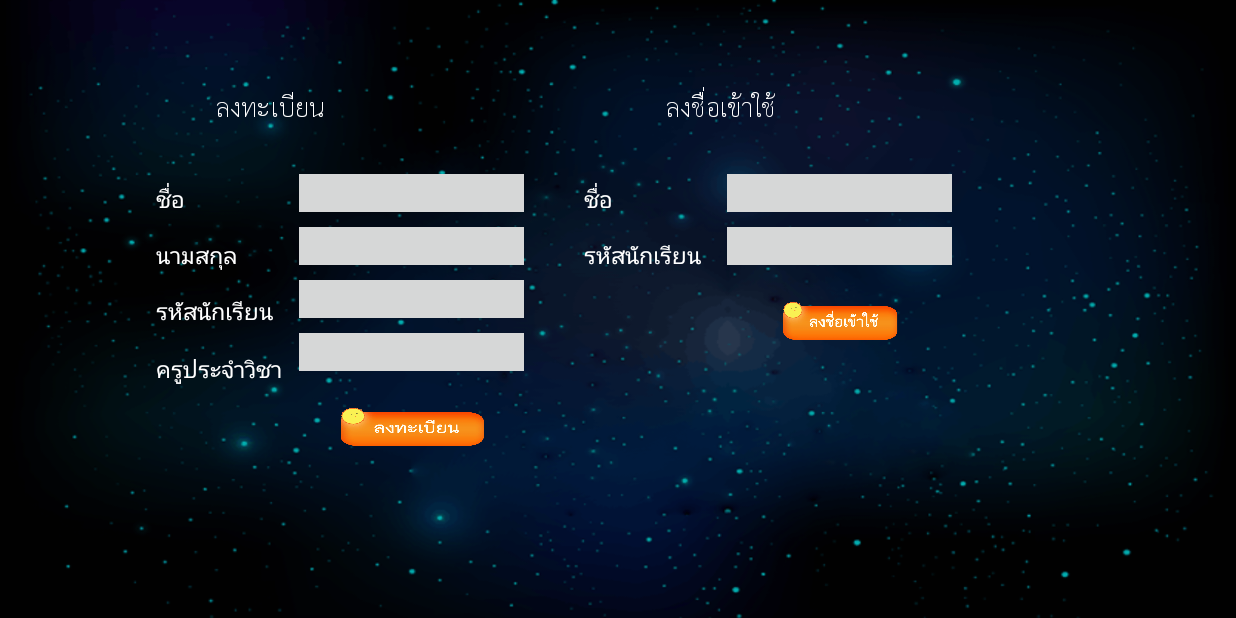
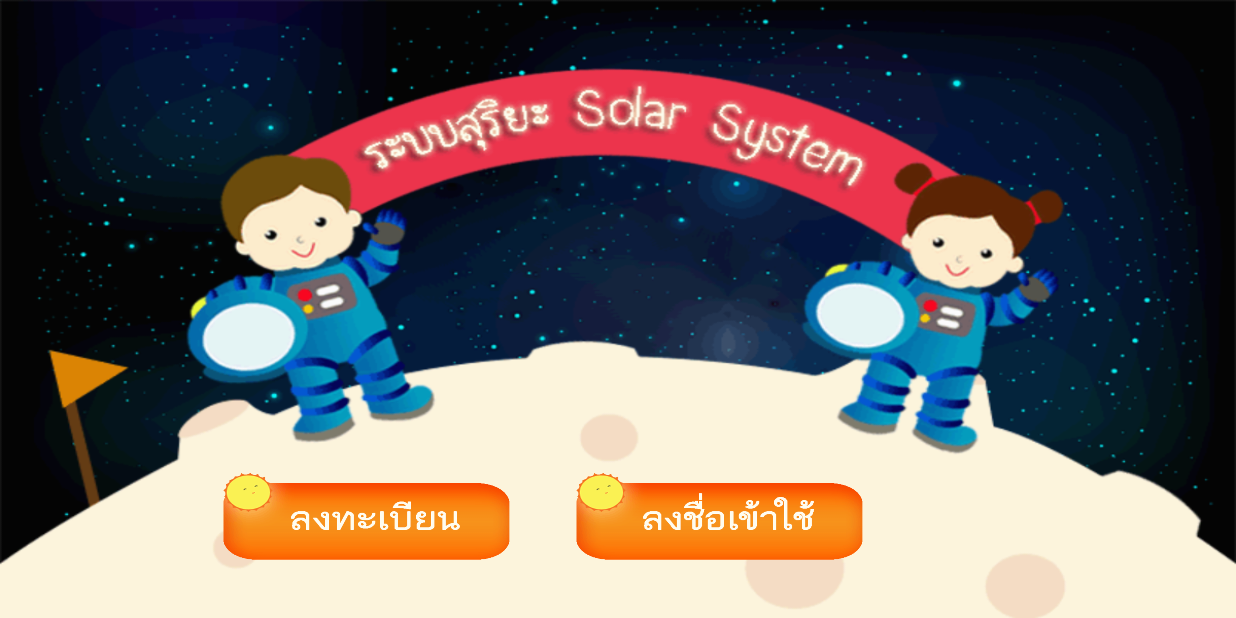
Before and after one commit to AohParadee/SolarSystem, an Android app: the screen it shows after launch (MainActivity), on a phone screen of 824 x 412 dp (held sideways). Run offline under Robolectric (Android 15) with nearby library versions, the phone set to English and light mode, and no system bars.

Commit message:
แยกหน้า Signin and Login ออกมาจากหน้า Main

```diff
--- a/app/src/main/AndroidManifest.xml
+++ b/app/src/main/AndroidManifest.xml
@@ -29,7 +29,8 @@
         <activity
             android:name=".LoginActivity"
             android:screenOrientation="landscape" />
-        <activity android:name=".MenuActivity"></activity>
+        <activity android:name=".MenuActivity" />
+        <activity android:name=".SignUpActivity" />
     </application>
 
 </manifest>
--- a/app/src/main/java/com/example/aoh/solarsystem/MainActivity.java
+++ b/app/src/main/java/com/example/aoh/solarsystem/MainActivity.java
@@ -8,7 +8,6 @@ import android.view.View;
 import android.view.Window;
 import android.widget.EditText;
 import android.widget.TextView;
-import android.widget.Toast;
 
 public class MainActivity extends AppCompatActivity {
 
@@ -18,66 +17,17 @@ public class MainActivity extends AppCompatActivity {
         requestWindowFeature(Window.FEATURE_NO_TITLE);
         setContentView(R.layout.activity_main);
 
-        //Set font
-        Typeface myFont = Typeface.createFromAsset(getAssets(), "THSarabunNew.ttf");
-        TextView mySignin = (TextView) findViewById(R.id.signinText);
-        TextView myLogin = (TextView) findViewById(R.id.loginText);
-        TextView myName = (TextView) findViewById(R.id.name);
-        TextView mySurname = (TextView) findViewById(R.id.surname);
-        TextView myStudentCode = (TextView) findViewById(R.id.studentCode);
-        TextView myTeacherName = (TextView) findViewById(R.id.teacherName);
-        TextView mySigninOk = (TextView) findViewById(R.id.signinOk);
-        TextView myLoginOk = (TextView) findViewById(R.id.loginOk);
-
-        mySignin.setTypeface(myFont);
-        myLogin.setTypeface(myFont);
-        //End set font
-
+        MyAlert myAlert = new MyAlert();
+        myAlert.myDialog(this,"นี่คือ My Alert", "เรายังอยู่นะ");
 
     }//main method
 
     public void clickSignUpMain(View view) {
-        startActivity(new Intent(MainActivity.this, SignUp.class));
+        startActivity(new Intent(MainActivity.this, SignUpActivity.class));
+    }
+
+    public void clickLoginMain(View view) {
+        startActivity(new Intent(MainActivity.this, LoginActivity.class));
     }
 
 }//main class
-
-class SignUp extends AppCompatActivity {
-
-    //Explicit SignUp
-    private EditText editText, editText2, editText3, editText4;
-    private String nameString, surnameString, studentCodeString, teacherString;
-
-    @Override
-    protected void onCreate(Bundle savedInstanceState) {
-        super.onCreate(savedInstanceState);
-        setContentView(R.layout.activity_main);
-
-        //Bind Widget SignUp
-        editText = (EditText) findViewById(R.id.editText);
-        editText2 = (EditText) findViewById(R.id.editText2);
-        editText3 = (EditText) findViewById(R.id.editText3);
-        editText4 = (EditText) findViewById(R.id.editText4);
-        //End Bind Widget
-
-    public void clickSignUp(View view) {
-
-        //Get Value from Edit Text
-        nameString = editText.getText().toString().trim();
-        surnameString = editText2.getText().toString().trim();
-        studentCodeString = editText3.getText().toString().trim();
-        teacherString = editText4.getText().toString().trim();
-
-        //Check Space
-        if (nameString.equals("") || surnameString.equals("") || studentCodeString.equals("") || teacherString.equals("")) {
-
-            MyAlert myAlert = new MyAlert();
-            myAlert.myDialog(this, "มีช่องว่าง", "กรุณากรอกทุกช่องค่ะ");
-
-        }//if
-
-    }//clickSignUp
-
-}
-
-}//SignUp
--- a/app/src/main/java/com/example/aoh/solarsystem/MenuActivity.java
+++ b/app/src/main/java/com/example/aoh/solarsystem/MenuActivity.java
@@ -9,5 +9,7 @@ public class MenuActivity extends AppCompatActivity {
     protected void onCreate(Bundle savedInstanceState) {
         super.onCreate(savedInstanceState);
         setContentView(R.layout.activity_menu);
-    }
-}
+    }//main method
+
+
+}//main class
--- a/app/src/main/java/com/example/aoh/solarsystem/MyAlert.java
+++ b/app/src/main/java/com/example/aoh/solarsystem/MyAlert.java
@@ -17,7 +17,7 @@ public class MyAlert {
         builder.setCancelable(false);
         builder.setTitle(strTitle);
         builder.setMessage(strMessage);
-        builder.setPositiveButton("เข้าใจแล้ว", new DialogInterface.OnClickListener() {
+        builder.setPositiveButton("OK", new DialogInterface.OnClickListener() {
             @Override
             public void onClick(DialogInterface dialogInterface, int i) {
                 dialogInterface.dismiss();
--- a/app/src/main/res/layout-land/activity_main.xml
+++ b/app/src/main/res/layout-land/activity_main.xml
@@ -8,206 +8,46 @@
     android:paddingRight="@dimen/activity_horizontal_margin"
     android:paddingTop="@dimen/activity_vertical_margin"
     tools:context="com.example.aoh.solarsystem.MainActivity"
-    android:background="@drawable/bg4">
-
-    <TextView
-        android:layout_width="wrap_content"
-        android:layout_height="wrap_content"
-        android:text="@string/signin_text"
-        android:id="@+id/signinText"
-        android:textSize="25dp"
-        android:layout_marginLeft="80dp"
-        android:layout_marginTop="40dp"
-        android:textColor="#ffffff"
-        android:textStyle="bold" />
-
-    <TextView
-        android:layout_width="wrap_content"
-        android:layout_height="wrap_content"
-        android:text="@string/login_text"
-        android:id="@+id/loginText"
-        android:textSize="25dp"
-        android:layout_marginLeft="380dp"
-        android:layout_marginTop="40dp"
-        android:textColor="#ffffff"
-        android:textStyle="bold" />
+    android:background="@drawable/bg5">
 
     <LinearLayout
+        android:orientation="vertical"
         android:layout_width="match_parent"
         android:layout_height="match_parent"
-        android:weightSum="1"
-        android:baselineAligned="true"
-        android:layout_alignParentBottom="false"
+        android:layout_alignParentEnd="false"
         android:layout_centerHorizontal="true">
 
         <LinearLayout
-            android:orientation="vertical"
-            android:layout_width="wrap_content"
-            android:layout_height="wrap_content"
-            android:weightSum="1"
-            android:layout_marginTop="100dp"
-            android:layout_marginLeft="20dp"
-            android:layout_marginRight="5dp">
-
-            <TextView
-                android:layout_width="90dp"
-                android:layout_height="wrap_content"
-                android:text="@string/name"
-                android:id="@+id/name"
-                android:textSize="15dp"
-                android:layout_marginBottom="15dp"
-                android:layout_marginLeft="20dp"
-                android:layout_marginTop="5dp"
-                android:textColor="#ffffff" />
-
-            <TextView
-                android:layout_width="90dp"
-                android:layout_height="wrap_content"
-                android:text="@string/surname"
-                android:id="@+id/surname"
-                android:textSize="15dp"
-                android:layout_marginBottom="15dp"
-                android:layout_marginLeft="20dp"
-                android:textColor="#ffffff" />
-
-            <TextView
-                android:layout_width="90dp"
-                android:layout_height="wrap_content"
-                android:text="@string/student_code"
-                android:id="@+id/studentCode"
-                android:textSize="15dp"
-                android:layout_marginBottom="15dp"
-                android:layout_marginLeft="20dp"
-                android:textColor="#ffffff" />
-
-            <TextView
-                android:layout_width="90dp"
-                android:layout_height="wrap_content"
-                android:text="@string/teacher_name"
-                android:id="@+id/teacherName"
-                android:textSize="15dp"
-                android:layout_marginTop="1dp"
-                android:layout_marginLeft="20dp"
-                android:textColor="#ffffff" />
-
-        </LinearLayout>
-
-        <LinearLayout
-            android:orientation="vertical"
-            android:layout_width="wrap_content"
-            android:layout_height="wrap_content"
-            android:layout_marginTop="100dp"
-            android:weightSum="1">
-
-            <EditText
-                android:layout_width="150dp"
-                android:layout_height="25dp"
-                android:id="@+id/editText"
-                android:background="@color/button_material_light"
-                android:layout_marginBottom="10dp"
-                android:textColor="@android:color/black" />
-
-            <EditText
-                android:layout_width="150dp"
-                android:layout_height="25dp"
-                android:id="@+id/editText2"
-                android:background="@color/button_material_light"
-                android:layout_marginBottom="10dp"
-                android:textColor="@android:color/black" />
-
-            <EditText
-                android:layout_width="150dp"
-                android:layout_height="25dp"
-                android:id="@+id/editText3"
-                android:background="@color/button_material_light"
-                android:layout_marginBottom="10dp"
-                android:textColor="@android:color/black" />
-
-            <EditText
-                android:layout_width="150dp"
-                android:layout_height="25dp"
-                android:id="@+id/editText4"
-                android:background="@color/button_material_light"
-                android:layout_marginBottom="20dp"
-                android:textColor="@android:color/black" />
+            android:orientation="horizontal"
+            android:layout_width="match_parent"
+            android:layout_height="match_parent">
 
             <Button
-                android:layout_width="100dp"
-                android:layout_height="35dp"
-                android:id="@+id/signinOk"
+                android:layout_width="200dp"
+                android:layout_height="80dp"
+                android:id="@+id/signup"
                 android:background="@drawable/signin"
                 android:textAlignment="center"
                 android:textSize="15dp"
-                android:layout_marginLeft="25dp"
+                android:layout_marginLeft="80dp"
                 style="@style/AlertDialog.AppCompat"
-                android:layout_weight="0.16" />
-
-        </LinearLayout>
-
-        <LinearLayout
-            android:orientation="vertical"
-            android:layout_width="wrap_content"
-            android:layout_height="wrap_content"
-            android:weightSum="1"
-            android:layout_marginTop="100dp"
-            android:layout_marginLeft="20dp"
-            android:layout_marginRight="5dp">
-
-            <TextView
-                android:layout_width="90dp"
-                android:layout_height="wrap_content"
-                android:text="@string/login_name"
-                android:id="@+id/loginName"
-                android:textSize="15dp"
-                android:layout_marginBottom="15dp"
-                android:layout_marginLeft="20dp"
-                android:layout_marginTop="5dp"
-                android:textColor="#ffffff" />
-
-            <TextView
-                android:layout_width="90dp"
-                android:layout_height="wrap_content"
-                android:text="@string/login_student_code"
-                android:id="@+id/loginStudentCode"
-                android:textSize="15dp"
-                android:layout_marginLeft="20dp"
-                android:textColor="#ffffff" />
-
-        </LinearLayout>
-
-        <LinearLayout
-            android:orientation="vertical"
-            android:layout_width="wrap_content"
-            android:layout_height="wrap_content"
-            android:layout_marginTop="100dp"
-            android:layout_marginRight="20dp">
-
-            <EditText
-                android:layout_width="150dp"
-                android:layout_height="25dp"
-                android:id="@+id/editText5"
-                android:background="@color/button_material_light"
-                android:layout_marginBottom="10dp"
-                android:textColor="@android:color/black" />
-
-            <EditText
-                android:layout_width="150dp"
-                android:layout_height="25dp"
-                android:id="@+id/editText6"
-                android:background="@color/button_material_light"
-                android:layout_marginBottom="20dp"
-                android:textColor="@android:color/black" />
+                android:layout_gravity="bottom"
+                android:layout_marginBottom="5dp"
+                android:onClick="clickSignUpMain" />
 
             <Button
                 style="@style/AlertDialog.AppCompat"
-                android:layout_width="80dp"
-                android:layout_height="35dp"
-                android:id="@+id/loginOk"
+                android:layout_width="200dp"
+                android:layout_height="80dp"
+                android:id="@+id/login"
                 android:background="@drawable/login"
                 android:textAlignment="center"
                 android:textSize="15dp"
-                android:layout_marginLeft="35dp" />
+                android:layout_marginLeft="35dp"
+                android:layout_gravity="bottom"
+                android:layout_marginBottom="5dp"
+                android:onClick="clickLoginMain" />
         </LinearLayout>
+    </LinearLayout>
 
-    </LinearLayout>
 </RelativeLayout>
```
Also changed, not shown: app/src/main/java/com/example/aoh/solarsystem/LoginActivity.java (added, +25 -0 lines), app/src/main/java/com/example/aoh/solarsystem/SignUpActivity.java (added, +69 -0 lines), app/src/main/res/layout-land/activity_sign_up.xml (added, +140 -0 lines), app/src/main/res/layout/activity_login.xml (added, +108 -0 lines), app/src/main/res/layout/activity_sign_up.xml (added, +12 -0 lines), app/src/main/res/drawable/aoaee.gif (added), app/src/main/res/drawable/aoaeee.gif (added).
